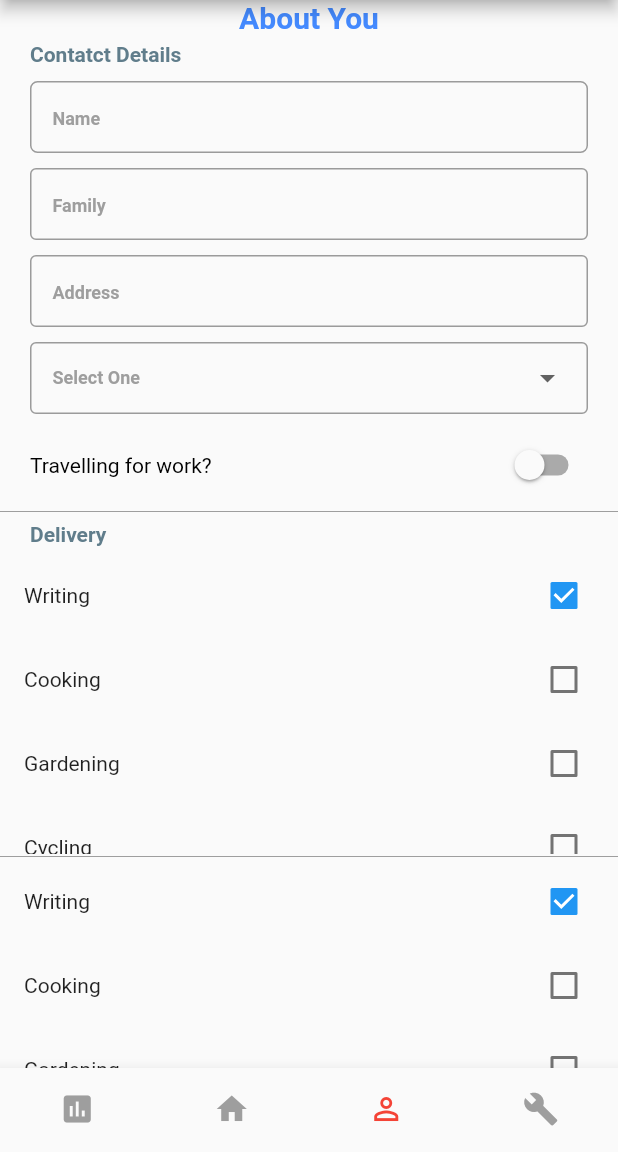
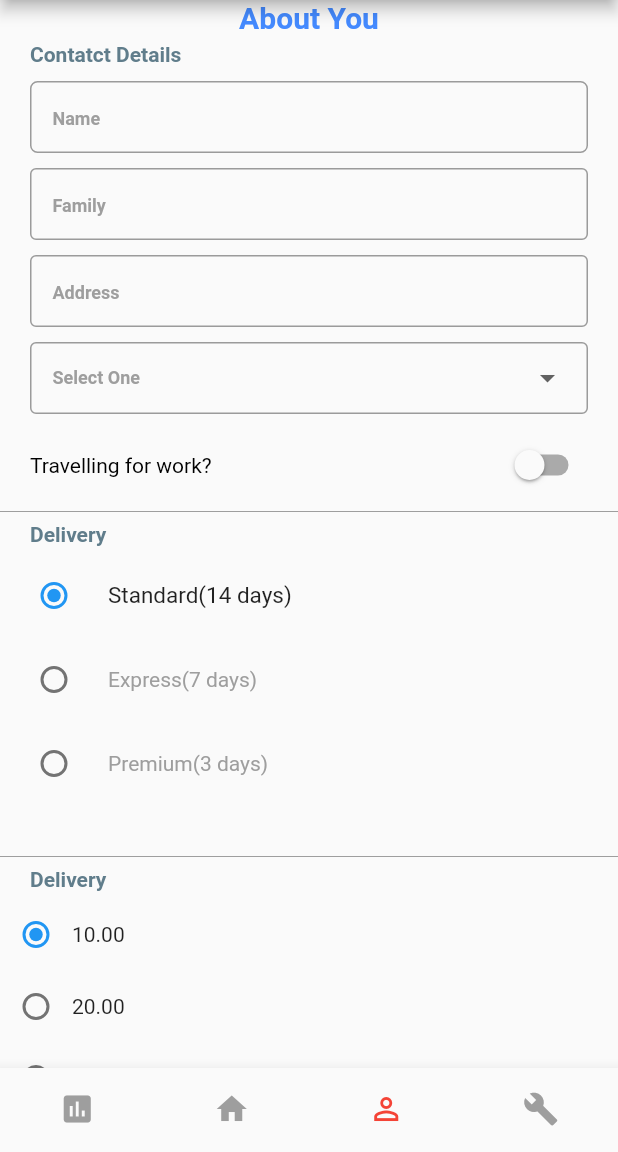
Before and after one commit to AsmaGhafoorian/Flutter_architecture, a Flutter app: the screen it shows after launch, item 3 of the bottom bar chosen, on a phone screen of 412 x 824 dp, the part 84-1236 px from its top. Run offline on Flutter 3.47's test engine with Material 2 defaults, Android fonts, the phone set to English and light mode, and no system bars; our stand-ins replace charts_flutter, rxdart, stack_trace, synchronized; missing offline and left inert: analyzer, build, calendar_strip; generated files the repository leaves out were written again; network calls fail; Roboto replaces fonts that are missing (Montserrat).

Commit message:
added group radio button

```diff
--- a/lib/src/ui/home/profile.dart
+++ b/lib/src/ui/home/profile.dart
@@ -2,6 +2,7 @@
 
 import 'package:flutter/cupertino.dart';
 import 'package:flutter/material.dart';
+import 'package:flutter_test_app/src/utils/radio_button_choice.dart';
 import 'package:flutter_test_app/src/utils/text_styles.dart';
 import 'package:inject/inject.dart';
 
@@ -35,9 +36,18 @@ class _ProfileState extends State<Profile>{
     "Photography": false,
     "Cricket": false
   };
+
+  String _defaultChoice = 'Standard(14 days)';
+  int _defaultIndex = 0;
+  List<RadioButtonChoice> _radioChaices = [
+    RadioButtonChoice(index:0, choice: 'Standard(14 days)', cost: '10.00'),
+    RadioButtonChoice(index:1, choice: 'Express(7 days)', cost: '20.00'),
+    RadioButtonChoice(index:2, choice: 'Premium(3 days)', cost: '30.00'),
+
+  ];
+
   @override
   Widget build(BuildContext context) {
-
 
     return(Material(
         type: MaterialType.transparency, // remove yellow text underline
@@ -242,17 +252,23 @@ class _ProfileState extends State<Profile>{
                     height: 200,
                   child: ListView(
 
-                    children: _checkBoxValues.keys.map((String key) {
-                      return new CheckboxListTile(
+                    children: _radioChaices.map((data) {
+                      return
+                            RadioListTile(
                               activeColor: Colors.blue,
 
-                        title: new Text(key,
-                            style: ThemeText().TextTheme1()
+                              title: new Text(
+                                  data.choice,
+                                  style: (data.index == _defaultIndex)? ThemeText().TextTheme1() : ThemeText().TextTheme2()
+
                               ),
-                        value: _checkBoxValues[key],
-                        onChanged: (bool value) {
+                              groupValue: _defaultIndex,
+                              value: data.index,
+                              onChanged: (value) {
+                                print(value.toString());
                                 setState(() {
-                            _checkBoxValues[key] = value;
+                                  _defaultChoice = _radioChaices[value].choice;
+                                  _defaultIndex = value;
                                 });
                               },
                             );
@@ -260,6 +276,56 @@ class _ProfileState extends State<Profile>{
                   ),
                   ),
 
+                  const Divider(
+                    color: Colors.grey,
+                    height: 4,
+                  ),
+
+
+                  Padding(
+                    padding: EdgeInsets.symmetric(horizontal: 20, vertical: 5),
+                    child:Row(
+                        mainAxisAlignment: MainAxisAlignment.start,
+
+                        children: [
+                          Text(
+                            'Delivery',
+                            style: TextStyle(
+                                color: Colors.blueGrey,
+                                fontSize: 14,
+                                fontWeight: FontWeight.bold
+                            ),
+                          ),
+                        ]
+                    ),
+                  ),
+
+                  Container(
+                    height: 200,
+                    child: ListView(
+
+                        children: _radioChaices.map((data) {
+                          return Row(
+                              children : [
+                                Radio(
+                                  activeColor: Colors.blue,
+
+                                  groupValue: _defaultIndex,
+                                  value: data.index,
+                                  onChanged: (value) {
+                                    print(value.toString());
+                                    setState(() {
+                                      _defaultChoice = _radioChaices[value].choice;
+                                      _defaultIndex = value;
+                                    });
+                                  },
+                                ),
+                                Text(data.cost)
+                              ]
+                          );
+                        }).toList()
+                    ),
+                  ),
 
                   const Divider(
                     color: Colors.grey,
@@ -289,32 +355,6 @@ class _ProfileState extends State<Profile>{
                     ),
                   ),
 
-                  Column(
-                    children: <Widget>[
-
-//                      RadioGroup<String>.builder(
-//                        groupValue: _verticalGroupValue,
-//                        onChanged: (value) => setState(() {
-//                          _verticalGroupValue = value;
-//                        }),
-//                        items: _status,
-//                        itemBuilder: (item) => RadioButtonBuilder(
-//                          item,
-//                        ),
-//                      ),
-//                      RadioGroup<String>.builder(
-//                        groupValue: _verticalGroupValue,
-//                        onChanged: (value) => setState(() {
-//                          _verticalGroupValue = value;
-//                        }),
-//                        items: _status,
-//                        itemBuilder: (item) => RadioButtonBuilder(
-//                          item,
-//                          textPosition: RadioButtonTextPosition.left,
-//                        ),
-//                      ),
-                    ],
-                  ),
                   Padding(
                     padding: EdgeInsets.symmetric(horizontal: 20, vertical: 5),
                     child: SizedBox(
--- /dev/null
+++ b/lib/src/utils/radio_button_choice.dart
@@ -0,0 +1,7 @@
+
+class RadioButtonChoice{
+    String choice;
+    int index;
+    String cost;
+    RadioButtonChoice({ this.index, this.choice, this.cost});
+}
--- a/lib/src/utils/text_styles.dart
+++ b/lib/src/utils/text_styles.dart
@@ -7,6 +7,14 @@ import 'package:flutter/material.dart';
     return TextStyle(
         fontFamily: 'Montserrat',
         fontWeight: FontWeight.normal,
+        fontSize: 15);
+  }
+
+  TextStyle TextTheme2() {
+    return TextStyle(
+        color: Colors.grey,
+        fontFamily: 'Montserrat',
+        fontWeight: FontWeight.normal,
         fontSize: 14);
   }
 }
```
Lines whose indentation alone changed are shown as unchanged.
